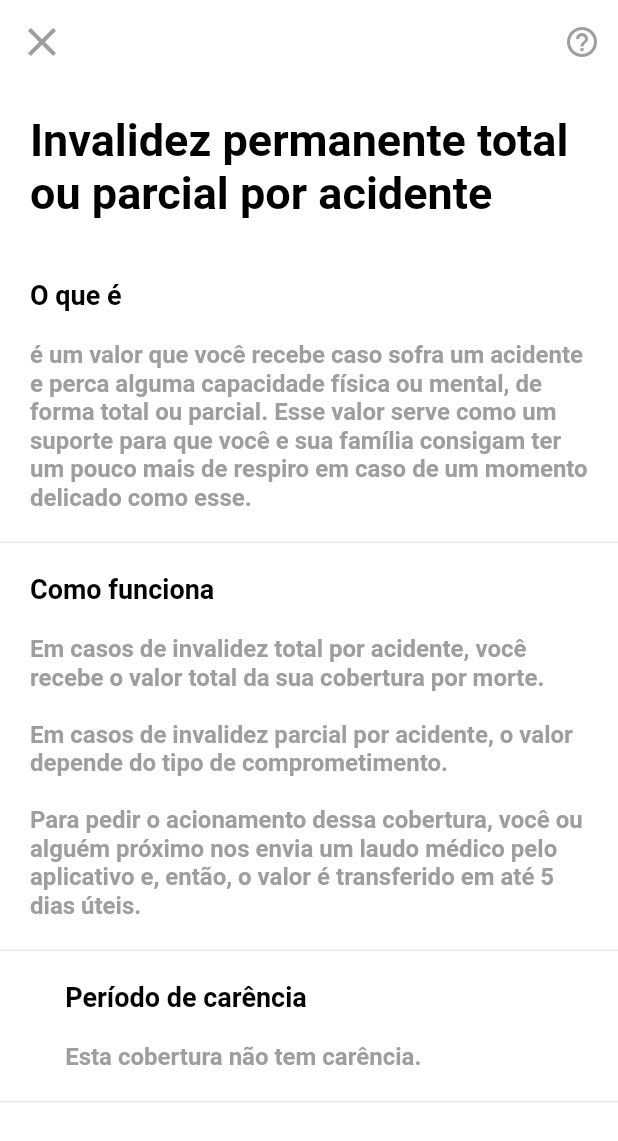
After one commit to Eduardo-Tanaka/Nubank-flutter, a Flutter app: the SeguroVidaDetalheInvalidezPage screen opened directly, on a phone screen of 412 x 824 dp. The commit adds this screen. Shown: the top 1141 px of the screen. Run offline on Flutter 3.47's test engine with Material 2 defaults, Android fonts, the phone set to English and light mode, and no system bars; our stand-ins replace contacts_service, dotted_line, flutter_masked_text2, font_awesome_flutter, google_fonts, permission_handler and 1 more; missing offline and left inert: qr_code_scanner.

Commit message:
seguro vida detalhe invalidez

```diff
--- a/lib/app_widget.dart
+++ b/lib/app_widget.dart
@@ -31,6 +31,7 @@ import 'package:nubank/modules/recarga/recarga_resumo_page.dart';
 import 'package:nubank/modules/recarga/recarga_valor_page.dart';
 import 'package:nubank/modules/receber/receber_page.dart';
 import 'package:nubank/modules/seguro/detalhes/seguro_vida_detalhe_hospitalizacao_page.dart';
+import 'package:nubank/modules/seguro/detalhes/seguro_vida_detalhe_invalidez_page.dart';
 import 'package:nubank/modules/seguro/detalhes/seguro_vida_morte_detalhe_natural_acidental_page.dart';
 import 'package:nubank/modules/seguro/seguro_vida_info_page.dart';
 import 'package:nubank/modules/seguro/seguro_vida_page.dart';
@@ -108,6 +109,7 @@ class AppWidget extends StatelessWidget {
           SeguroVidaDetalheFuneralTitularPage(),
       "/seguro_vida_detalhe_hospitalizacao":
           SeguroVidaDetalheHospitalizacaoPage(),
+      "/seguro_vida_detalhe_invalidez": SeguroVidaDetalheInvalidezPage(),
       "/seguro_vida_info": SeguroVidaInfoPage(),
       "/seguro_vida_simular": SeguroVidaSimularPage(),
       "/seguro_vida_simular2": SeguroVidaSimularPage2(),
--- /dev/null
+++ b/lib/modules/seguro/detalhes/seguro_vida_detalhe_invalidez_page.dart
@@ -0,0 +1,57 @@
+import 'package:flutter/material.dart';
+import 'package:nubank/shared/models/ajuda_params.dart';
+import 'package:nubank/shared/themes/app_text_styles.dart';
+import 'package:nubank/shared/widgets/app_bar/app_bar_widget.dart';
+
+import 'detalhe_widget.dart';
+
+class SeguroVidaDetalheInvalidezPage extends StatelessWidget {
+  const SeguroVidaDetalheInvalidezPage({Key? key}) : super(key: key);
+
+  @override
+  Widget build(BuildContext context) {
+    return Scaffold(
+      appBar: AppBarWidget(
+        showTrailingIcon: true,
+        onPressedTrailing: () {
+          Navigator.pushNamed(
+            context,
+            "/ajuda_home",
+            arguments: AjudaParams(
+              title: "Seguro de vida",
+              jsonFile: "seguro_vida.json",
+            ),
+          );
+        },
+      ),
+      body: SingleChildScrollView(
+        child: Column(
+          children: [
+            Padding(
+              padding: const EdgeInsets.all(20),
+              child: Text(
+                "Invalidez permanente total ou parcial por acidente",
+                style: TextStyles.textBigBold,
+              ),
+            ),
+            DetalheWidget(
+              title: "O que é",
+              subtitle:
+                  "é um valor que você recebe caso sofra um acidente e perca alguma capacidade física ou mental, de forma total ou parcial. Esse valor serve como um suporte para que você e sua família consigam ter um pouco mais de respiro em caso de um momento delicado como esse.",
+            ),
+            DetalheWidget(
+              title: "Como funciona",
+              subtitle:
+                  "Em casos de invalidez total por acidente, você recebe o valor total da sua cobertura por morte.\n\nEm casos de invalidez parcial por acidente, o valor depende do tipo de comprometimento.\n\nPara pedir o acionamento dessa cobertura, você ou alguém próximo nos envia um laudo médico pelo aplicativo e, então, o valor é transferido em até 5 dias úteis.",
+            ),
+            DetalheWidget(
+              title: "Período de carência",
+              subtitle:
+                  "Esta cobertura não tem carência.                      ",
+            ),
+          ],
+        ),
+      ),
+    );
+  }
+}
--- a/lib/modules/seguro/seguro_vida_simular_page2.dart
+++ b/lib/modules/seguro/seguro_vida_simular_page2.dart
@@ -231,7 +231,12 @@ class _SeguroVidaSimularPage2State extends State<SeguroVidaSimularPage2> {
                   }
                 });
               },
-              onTap: () {},
+              onTap: () {
+                Navigator.pushNamed(
+                  context,
+                  "/seguro_vida_detalhe_invalidez",
+                );
+              },
             ),
             CardSeguroVidaWidget(
               title: "Assistência funeral de familiares",
```
